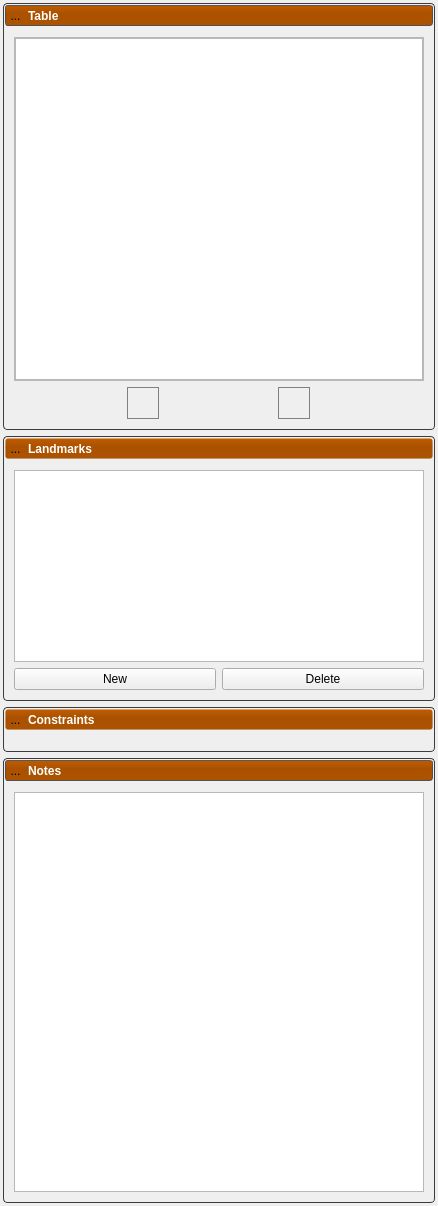
Before: the Qt Designer form Studio/src/Data/DataTool.ui in SCIInstitute/ShapeWorks, drawn with Qt 5.
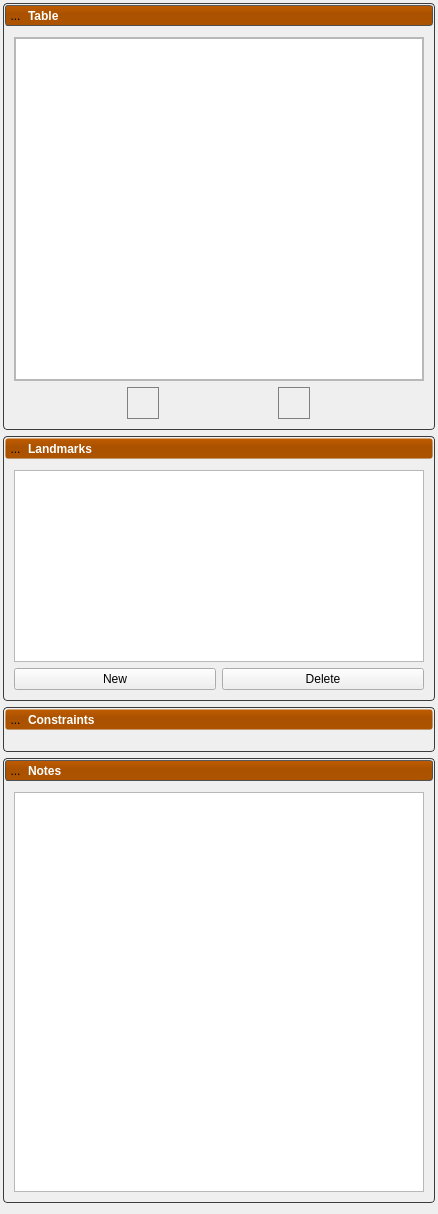
After: the same form once the commit is applied. Icons and pictures are not drawn.

```diff
--- a/Studio/src/Data/DataTool.ui
+++ b/Studio/src/Data/DataTool.ui
@@ -7,7 +7,7 @@
     <x>0</x>
     <y>0</y>
     <width>438</width>
-    <height>1089</height>
+    <height>1214</height>
    </rect>
   </property>
   <property name="windowTitle">
```
Left out of the diff: 2 changed lines with no effect on the pictures.
